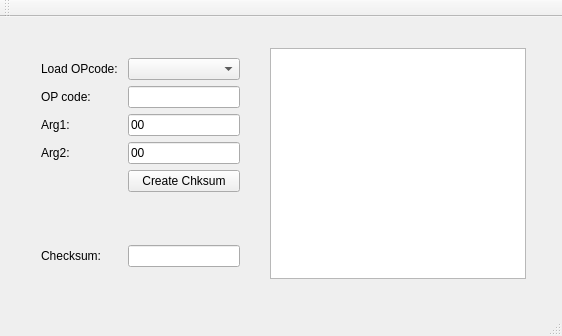
This is loconet_test/loconet_checksum/mainwindow.ui in ctag/cpe453 as Qt 5 draws it before an edit. The edited form follows.
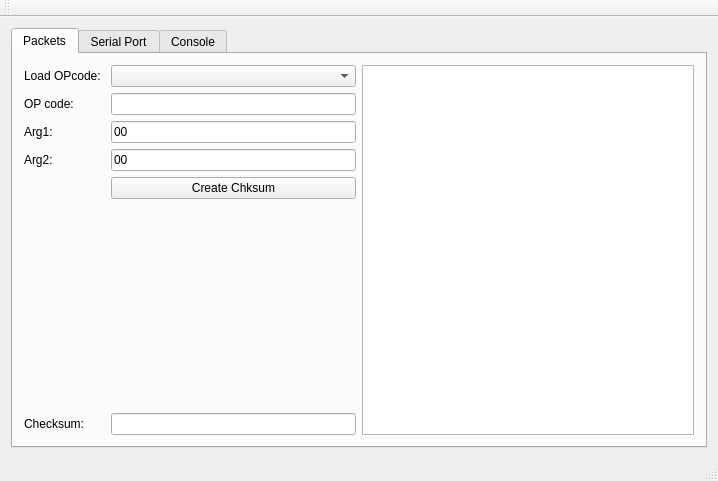
This is the edited form.

Diff of the .ui file:
```diff
--- a/loconet_test/loconet_checksum/mainwindow.ui
+++ b/loconet_test/loconet_checksum/mainwindow.ui
@@ -6,24 +6,40 @@
    <rect>
     <x>0</x>
     <y>0</y>
-    <width>562</width>
-    <height>336</height>
+    <width>718</width>
+    <height>481</height>
    </rect>
   </property>
   <property name="windowTitle">
    <string>CheckSumChecker</string>
   </property>
   <widget class="QWidget" name="centralWidget">
-   <widget class="QWidget" name="formLayoutWidget">
-    <property name="geometry">
-     <rect>
-      <x>30</x>
-      <y>30</y>
-      <width>221</width>
-      <height>231</height>
-     </rect>
-    </property>
+   <layout class="QHBoxLayout" name="horizontalLayout">
+    <item>
+     <widget class="QTabWidget" name="tabWidget">
+      <property name="currentIndex">
+       <number>0</number>
+      </property>
+      <widget class="QWidget" name="tab_packets">
+       <attribute name="title">
+        <string>Packets</string>
+       </attribute>
+       <layout class="QHBoxLayout" name="horizontalLayout_2">
+        <item>
     <layout class="QFormLayout" name="formLayout">
+          <property name="fieldGrowthPolicy">
+           <enum>QFormLayout::AllNonFixedFieldsGrow</enum>
+          </property>
+          <item row="0" column="0">
+           <widget class="QLabel" name="label_loadOP">
+            <property name="text">
+             <string>Load OPcode: </string>
+            </property>
+           </widget>
+          </item>
+          <item row="0" column="1">
+           <widget class="QComboBox" name="comboBox_opcodes"/>
+          </item>
      <item row="1" column="0">
       <widget class="QLabel" name="label_opcode">
        <property name="text">
@@ -72,6 +88,13 @@
        </property>
       </widget>
      </item>
+          <item row="4" column="1">
+           <widget class="QPushButton" name="pushButton_genChk">
+            <property name="text">
+             <string>Create Chksum</string>
+            </property>
+           </widget>
+          </item>
      <item row="5" column="0">
       <spacer name="verticalSpacer">
        <property name="orientation">
@@ -99,42 +122,38 @@
        </property>
       </widget>
      </item>
-     <item row="4" column="1">
-      <widget class="QPushButton" name="pushButton_genChk">
-       <property name="text">
-        <string>Create Chksum</string>
-       </property>
-      </widget>
-     </item>
-     <item row="0" column="1">
-      <widget class="QComboBox" name="comboBox_opcodes"/>
-     </item>
-     <item row="0" column="0">
-      <widget class="QLabel" name="label_loadOP">
-       <property name="text">
-        <string>Load OPcode: </string>
-       </property>
+         </layout>
+        </item>
+        <item>
+         <widget class="QTextBrowser" name="textBrowser_packets"/>
+        </item>
+       </layout>
       </widget>
+      <widget class="QWidget" name="tab_serial">
+       <attribute name="title">
+        <string>Serial Port</string>
+       </attribute>
+      </widget>
+      <widget class="QWidget" name="tab_console">
+       <attribute name="title">
+        <string>Console</string>
+       </attribute>
+       <layout class="QHBoxLayout" name="horizontalLayout_3">
+        <item>
+         <widget class="QTextBrowser" name="textBrowser_console"/>
      </item>
     </layout>
    </widget>
-   <widget class="QTextBrowser" name="textBrowser_output">
-    <property name="geometry">
-     <rect>
-      <x>270</x>
-      <y>31</y>
-      <width>256</width>
-      <height>231</height>
-     </rect>
-    </property>
-   </widget>
+     </widget>
+    </item>
+   </layout>
   </widget>
   <widget class="QMenuBar" name="menuBar">
    <property name="geometry">
     <rect>
      <x>0</x>
      <y>0</y>
-     <width>562</width>
+     <width>718</width>
      <height>19</height>
     </rect>
    </property>
```
Lines whose indentation alone changed are shown as unchanged.
